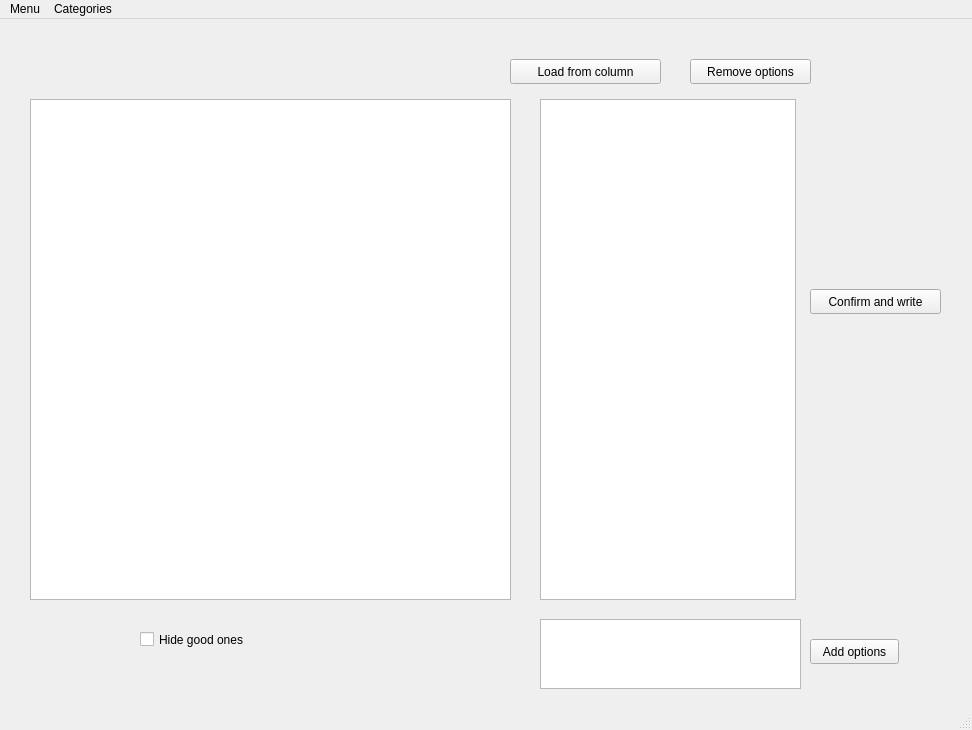
The window that untitled.ui (MirkoFerrati/categorizer) describes before a commit, drawn with Qt 5.
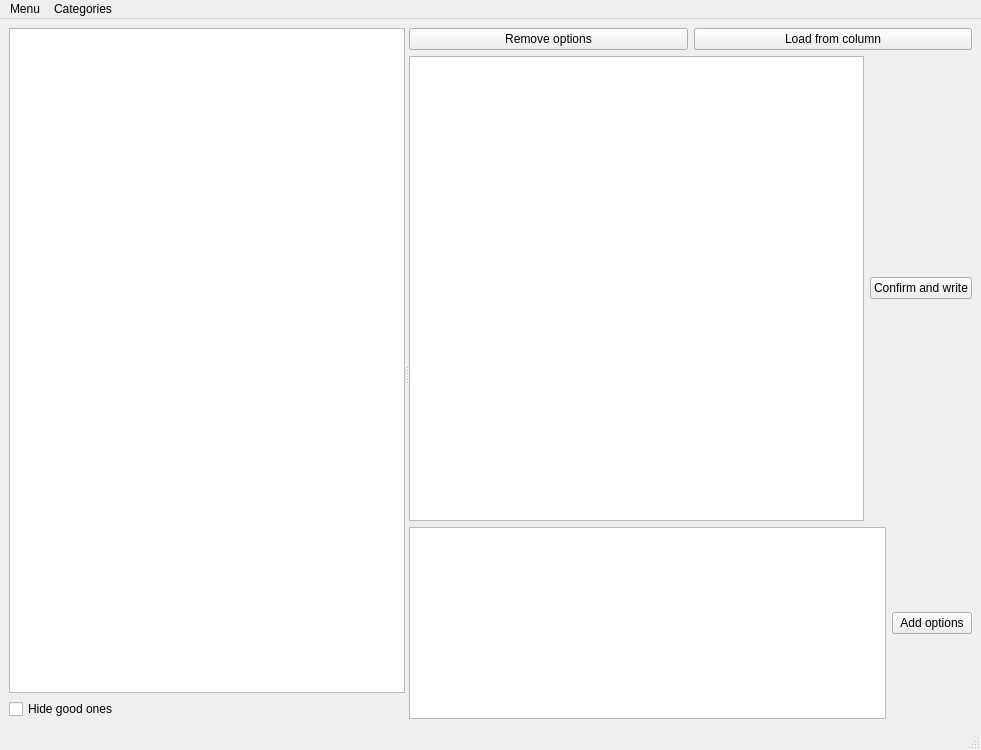
The same window after the commit.

Commit message: Enable flow style in GUI

Patch:
```diff
--- a/untitled.ui
+++ b/untitled.ui
@@ -6,119 +6,121 @@
    <rect>
     <x>0</x>
     <y>0</y>
-    <width>972</width>
-    <height>730</height>
+    <width>981</width>
+    <height>750</height>
    </rect>
   </property>
+  <property name="sizePolicy">
+   <sizepolicy hsizetype="Preferred" vsizetype="Preferred">
+    <horstretch>1</horstretch>
+    <verstretch>1</verstretch>
+   </sizepolicy>
+  </property>
   <property name="windowTitle">
    <string>MainWindow</string>
   </property>
   <widget class="QWidget" name="centralwidget">
-   <widget class="QListWidget" name="ListSelector">
-    <property name="geometry">
-     <rect>
-      <x>540</x>
-      <y>80</y>
-      <width>256</width>
-      <height>501</height>
-     </rect>
-    </property>
-    <property name="selectionMode">
-     <enum>QAbstractItemView::MultiSelection</enum>
-    </property>
-   </widget>
-   <widget class="QPushButton" name="AddButton">
-    <property name="geometry">
-     <rect>
-      <x>810</x>
-      <y>620</y>
-      <width>89</width>
-      <height>25</height>
-     </rect>
-    </property>
-    <property name="text">
-     <string>Add options</string>
-    </property>
-   </widget>
-   <widget class="QTableWidget" name="CsvVisualizer">
-    <property name="geometry">
-     <rect>
-      <x>30</x>
-      <y>80</y>
-      <width>481</width>
-      <height>501</height>
-     </rect>
-    </property>
-   </widget>
-   <widget class="QPushButton" name="ConfirmButton">
-    <property name="geometry">
-     <rect>
-      <x>810</x>
-      <y>270</y>
-      <width>131</width>
-      <height>25</height>
-     </rect>
-    </property>
-    <property name="text">
-     <string>Confirm and write</string>
-    </property>
-   </widget>
-   <widget class="QPlainTextEdit" name="AddOption">
-    <property name="geometry">
-     <rect>
-      <x>540</x>
-      <y>600</y>
-      <width>261</width>
-      <height>70</height>
-     </rect>
-    </property>
-   </widget>
-   <widget class="QCheckBox" name="FilterBox">
-    <property name="geometry">
-     <rect>
-      <x>140</x>
-      <y>600</y>
-      <width>191</width>
-      <height>41</height>
-     </rect>
-    </property>
-    <property name="text">
-     <string>Hide good ones</string>
-    </property>
-   </widget>
-   <widget class="QPushButton" name="LoadOptions">
-    <property name="geometry">
-     <rect>
-      <x>510</x>
-      <y>40</y>
-      <width>151</width>
-      <height>25</height>
-     </rect>
-    </property>
-    <property name="text">
-     <string>Load from column</string>
-    </property>
-   </widget>
-   <widget class="QPushButton" name="RemoveOption">
-    <property name="geometry">
-     <rect>
-      <x>690</x>
-      <y>40</y>
-      <width>121</width>
-      <height>25</height>
-     </rect>
-    </property>
-    <property name="text">
-     <string>Remove options</string>
-    </property>
-   </widget>
+   <property name="sizePolicy">
+    <sizepolicy hsizetype="Maximum" vsizetype="Maximum">
+     <horstretch>0</horstretch>
+     <verstretch>0</verstretch>
+    </sizepolicy>
+   </property>
+   <layout class="QVBoxLayout" name="verticalLayout">
+    <item>
+     <layout class="QHBoxLayout" name="horizontalLayout">
+      <item>
+       <widget class="QSplitter" name="splitter">
+        <property name="orientation">
+         <enum>Qt::Horizontal</enum>
+        </property>
+        <widget class="QWidget" name="layoutWidget">
+         <layout class="QVBoxLayout" name="verticalLayout_5">
+          <item>
+           <widget class="QTableWidget" name="CsvVisualizer">
+            <property name="sizePolicy">
+             <sizepolicy hsizetype="Expanding" vsizetype="Expanding">
+              <horstretch>1</horstretch>
+              <verstretch>1</verstretch>
+             </sizepolicy>
+            </property>
+           </widget>
+          </item>
+          <item>
+           <widget class="QCheckBox" name="FilterBox">
+            <property name="text">
+             <string>Hide good ones</string>
+            </property>
+           </widget>
+          </item>
+         </layout>
+        </widget>
+        <widget class="QWidget" name="layoutWidget_2">
+         <layout class="QVBoxLayout" name="verticalLayout_6" stretch="0,1,0">
+          <item>
+           <layout class="QHBoxLayout" name="horizontalLayout_7">
+            <item>
+             <widget class="QPushButton" name="RemoveOption">
+              <property name="text">
+               <string>Remove options</string>
+              </property>
+             </widget>
+            </item>
+            <item>
+             <widget class="QPushButton" name="LoadOptions">
+              <property name="text">
+               <string>Load from column</string>
+              </property>
+             </widget>
+            </item>
+           </layout>
+          </item>
+          <item>
+           <layout class="QHBoxLayout" name="horizontalLayout_5">
+            <item>
+             <widget class="QListWidget" name="ListSelector">
+              <property name="selectionMode">
+               <enum>QAbstractItemView::MultiSelection</enum>
+              </property>
+             </widget>
+            </item>
+            <item>
+             <widget class="QPushButton" name="ConfirmButton">
+              <property name="text">
+               <string>Confirm and write</string>
+              </property>
+             </widget>
+            </item>
+           </layout>
+          </item>
+          <item>
+           <layout class="QHBoxLayout" name="horizontalLayout_6">
+            <item>
+             <widget class="QPlainTextEdit" name="AddOption"/>
+            </item>
+            <item>
+             <widget class="QPushButton" name="AddButton">
+              <property name="text">
+               <string>Add options</string>
+              </property>
+             </widget>
+            </item>
+           </layout>
+          </item>
+         </layout>
+        </widget>
+       </widget>
+      </item>
+     </layout>
+    </item>
+   </layout>
   </widget>
   <widget class="QMenuBar" name="menubar">
    <property name="geometry">
     <rect>
      <x>0</x>
      <y>0</y>
-     <width>972</width>
+     <width>981</width>
      <height>22</height>
     </rect>
    </property>
```
The commit also changes 2 other files.
